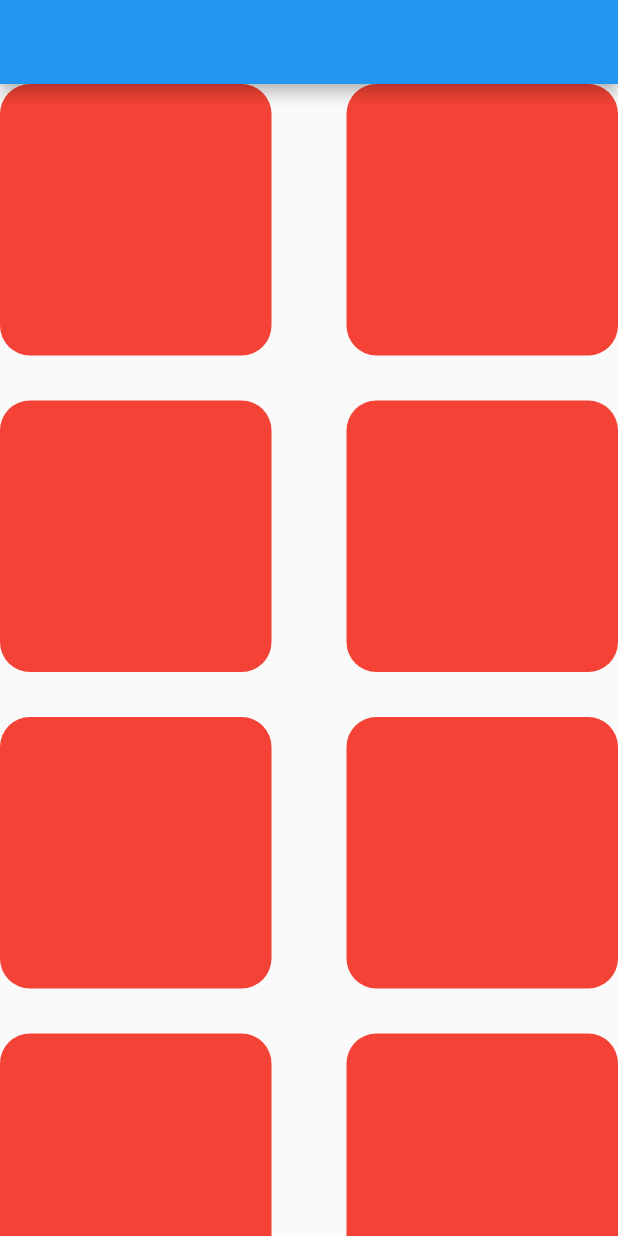
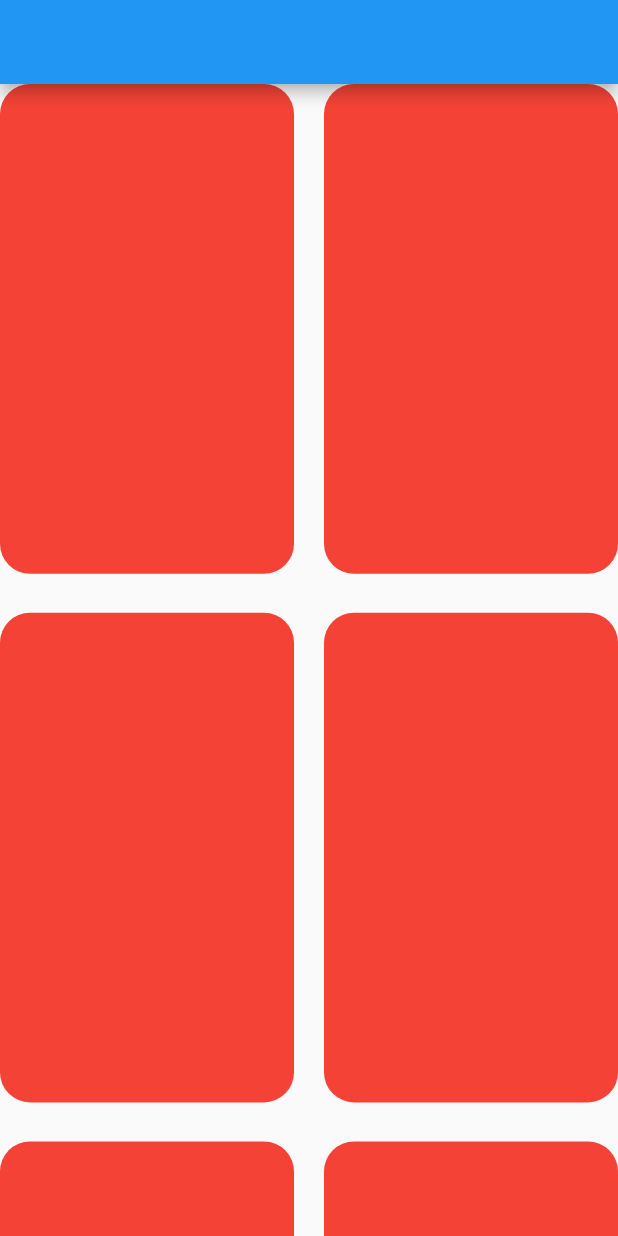
Before and after one commit to yyupyong/components-playground, a Flutter app: the screen it shows after launch, on a phone screen of 412 x 824 dp. Run offline on Flutter 3.47's test engine with Material 2 defaults, Android fonts, the phone set to English and light mode, and no system bars; our stand-ins replace go_router, swipe_cards; missing offline and left inert: tutorial_coach_mark, widgetbook.

Commit message:
高さと幅をいい感じに調整

```diff
--- a/lib/gridview/grid_view.dart
+++ b/lib/gridview/grid_view.dart
@@ -7,8 +7,8 @@ class GridContainer extends StatelessWidget {
   @override
   Widget build(BuildContext context) {
     return Container(
-      width: 50,
-      height: 50,
+      width: 164.5,
+      height: 274,
       decoration: BoxDecoration(
           color: Colors.red, borderRadius: BorderRadius.circular(20)),
     );
@@ -17,11 +17,12 @@ class GridContainer extends StatelessWidget {
 
 GridView createGridView() {
   return GridView.builder(
-    itemCount: 100,
+    itemCount: 10,
     gridDelegate: const SliverGridDelegateWithFixedCrossAxisCount(
+      childAspectRatio: 164.5 / 274,
       crossAxisCount: 2,
-      crossAxisSpacing: 50,
-      mainAxisSpacing: 30,
+      crossAxisSpacing: 20,
+      mainAxisSpacing: 26,
     ),
     itemBuilder: (context, index) {
       return GestureDetector(
```
